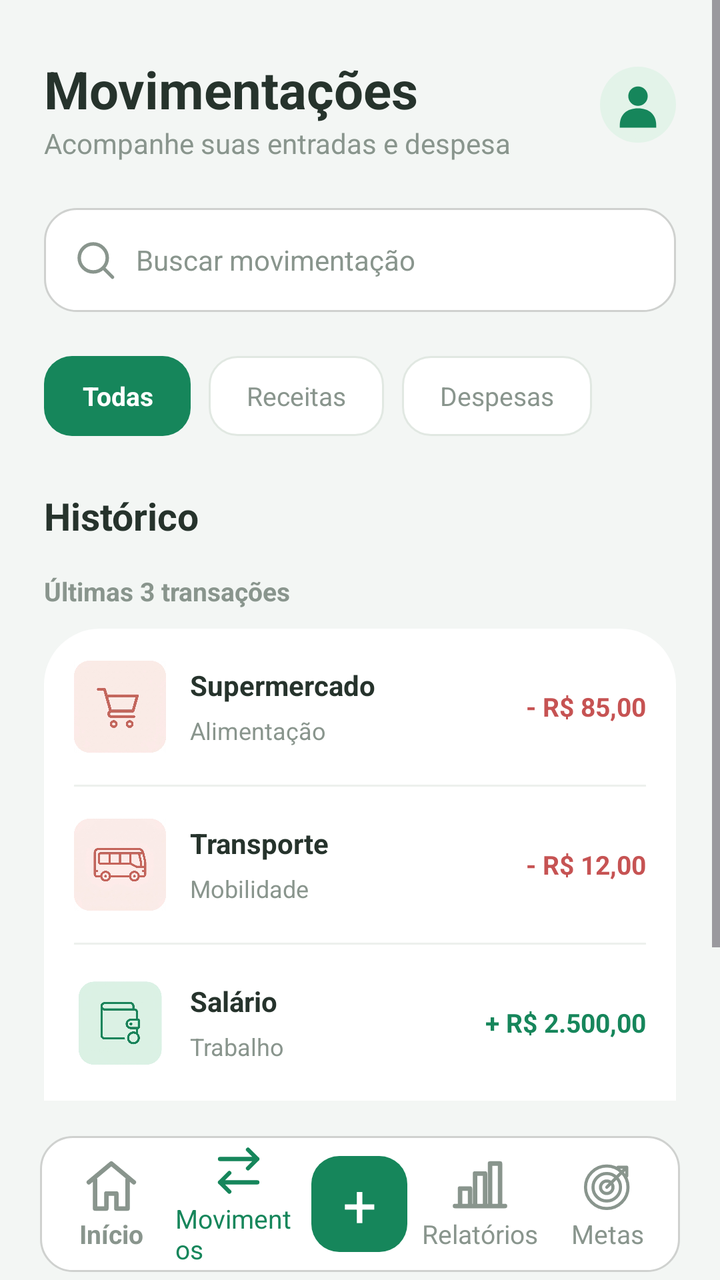
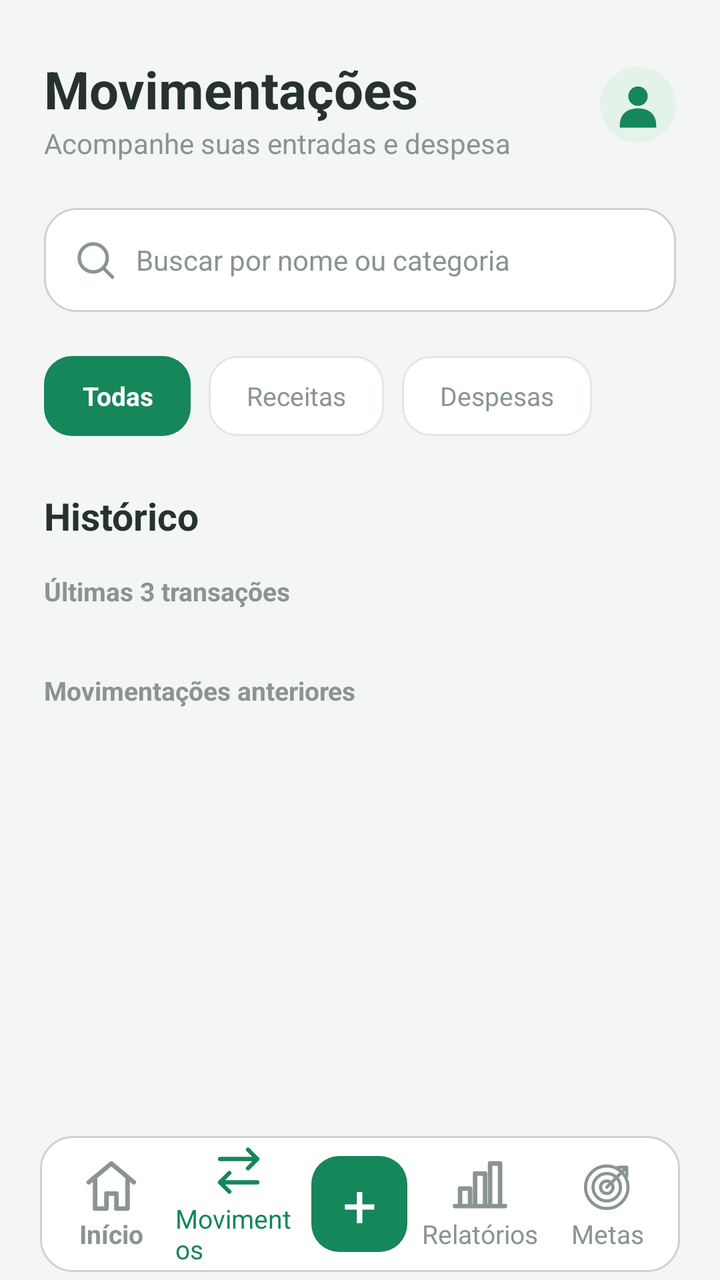

Before-and-after screenshots of an Android layout around one commit, followed by the original layout XML and the change that was made.
<!-- AndroidManifest.xml: application theme Theme.Koin -->
<!-- res/layout/activity_movimentacao.xml -->
<?xml version="1.0" encoding="utf-8"?>
<LinearLayout xmlns:android="http://schemas.android.com/apk/res/android"
    android:id="@+id/main"
    android:layout_width="match_parent"
    android:layout_height="match_parent"
    android:orientation="vertical"
    android:background="#F3F6F4"
    android:fitsSystemWindows="true">

    <ScrollView
        android:layout_width="match_parent"
        android:layout_height="0dp"
        android:layout_weight="1"
        android:fillViewport="true"
        android:clipToPadding="false">

        <LinearLayout
            android:layout_width="match_parent"
            android:layout_height="wrap_content"
            android:orientation="vertical"
            android:paddingStart="22dp"
            android:paddingEnd="22dp"
            android:paddingTop="24dp"
            android:paddingBottom="18dp">

            <LinearLayout
                android:layout_width="match_parent"
                android:layout_height="wrap_content"
                android:gravity="center_vertical"
                android:orientation="horizontal">

                <LinearLayout
                    android:layout_width="0dp"
                    android:layout_height="wrap_content"
                    android:layout_weight="1"
                    android:orientation="vertical">

                    <TextView
                        android:layout_width="wrap_content"
                        android:layout_height="wrap_content"
                        android:layout_marginTop="3dp"
                        android:text="Movimentações"
                        android:textColor="#26332C"
                        android:textSize="26sp"
                        android:textStyle="bold" />

                    <TextView
                        android:id="@+id/tvAcompanhamento"
                        android:layout_width="wrap_content"
                        android:layout_height="wrap_content"
                        android:text="Acompanhe suas entradas e despesa"
                        android:textColor="#89958D"
                        android:textSize="14sp" />

                </LinearLayout>

                <ImageButton
                    android:id="@+id/ivFotoPerfil"
                    android:layout_width="38dp"
                    android:layout_height="38dp"
                    android:layout_marginStart="5dp"
                    android:background="@drawable/icone_perfil"
                    android:contentDescription="Foto do usuário"
                    android:padding="2dp"
                    android:scaleType="centerCrop"
                    android:src="@drawable/icone_perfil" />

            </LinearLayout>

            <LinearLayout
                android:layout_width="match_parent"
                android:layout_height="52dp"
                android:layout_marginTop="23dp"
                android:background="@drawable/barra_busca"
                android:gravity="center_vertical"
                android:orientation="horizontal"
                android:paddingStart="15dp"
                android:paddingEnd="15dp">

                <ImageView
                    android:layout_width="21dp"
                    android:layout_height="21dp"
                    android:src="@drawable/icone_busca"
                    android:contentDescription="Buscar"
                    android:tint="#89958D" />

                <EditText
                    android:id="@+id/etBuscarMovimentacao"
                    android:layout_width="0dp"
                    android:layout_height="match_parent"
                    android:layout_weight="1"
                    android:layout_marginStart="10dp"
                    android:background="@android:color/transparent"
                    android:hint="Buscar movimentação"
                    android:singleLine="true"
                    android:inputType="text"
                    android:textColor="#26332C"
                    android:textColorHint="#89958D"
                    android:textSize="14sp" />

            </LinearLayout>

            <HorizontalScrollView
                android:layout_width="match_parent"
                android:layout_height="wrap_content"
                android:layout_marginTop="22dp"
                android:scrollbars="none">

                <LinearLayout
                    android:layout_width="wrap_content"
                    android:layout_height="wrap_content"
                    android:orientation="horizontal">

                    <TextView
                        android:id="@+id/filtroTodas"
                        android:layout_width="wrap_content"
                        android:layout_height="40dp"
                        android:background="@drawable/filtro_ativo"
                        android:gravity="center"
                        android:paddingStart="19dp"
                        android:paddingEnd="19dp"
                        android:text="Todas"
                        android:textColor="#FFFFFF"
                        android:textSize="13sp"
                        android:textStyle="bold" />

                    <TextView
                        android:id="@+id/filtroReceitas"
                        android:layout_width="wrap_content"
                        android:layout_height="40dp"
                        android:layout_marginStart="9dp"
                        android:background="@drawable/filtro_inativo"
                        android:gravity="center"
                        android:paddingStart="19dp"
                        android:paddingEnd="19dp"
                        android:text="Receitas"
                        android:textColor="#89958D"
                        android:textSize="13sp" />

                    <TextView
                        android:id="@+id/filtroDespesas"
                        android:layout_width="wrap_content"
                        android:layout_height="40dp"
                        android:layout_marginStart="9dp"
                        android:background="@drawable/filtro_inativo"
                        android:gravity="center"
                        android:paddingStart="19dp"
                        android:paddingEnd="19dp"
                        android:text="Despesas"
                        android:textColor="#89958D"
                        android:textSize="13sp" />

                </LinearLayout>

            </HorizontalScrollView>

            <TextView
                android:layout_width="wrap_content"
                android:layout_height="wrap_content"
                android:layout_marginTop="27dp"
                android:text="Histórico"
                android:textColor="#26332C"
                android:textSize="19sp"
                android:textStyle="bold" />

            <TextView
                android:layout_width="wrap_content"
                android:layout_height="wrap_content"
                android:layout_marginTop="16dp"
                android:layout_marginBottom="10dp"
                android:text="Últimas 3 transações"
                android:textColor="#89958D"
                android:textSize="13sp"
                android:textStyle="bold" />


            <LinearLayout
                android:id="@+id/containerMovimentacoes"
                android:layout_width="match_parent"
                android:layout_height="wrap_content"
                android:background="@drawable/card_koin"
                android:orientation="vertical"
                android:paddingStart="15dp"
                android:paddingEnd="15dp">


                <LinearLayout
                    android:layout_width="match_parent"
                    android:layout_height="78dp"
                    android:gravity="center_vertical"
                    android:orientation="horizontal">

                    <ImageView
                        android:layout_width="46dp"
                        android:layout_height="46dp"
                        android:src="@drawable/mercado_gasto"
                        android:contentDescription="Mercado"
                        android:scaleType="fitCenter" />

                    <LinearLayout
                        android:layout_width="0dp"
                        android:layout_height="wrap_content"
                        android:layout_weight="1"
                        android:layout_marginStart="12dp"
                        android:orientation="vertical">

                        <TextView
                            android:layout_width="wrap_content"
                            android:layout_height="wrap_content"
                            android:text="Supermercado"
                            android:textColor="#26332C"
                            android:textSize="14sp"
                            android:textStyle="bold" />

                        <TextView
                            android:layout_width="wrap_content"
                            android:layout_height="wrap_content"
                            android:layout_marginTop="5dp"
                            android:text="Alimentação"
                            android:textColor="#89958D"
                            android:textSize="12sp" />

                    </LinearLayout>

                    <TextView
                        android:layout_width="wrap_content"
                        android:layout_height="wrap_content"
                        android:text="- R$ 85,00"
                        android:textColor="#C65353"
                        android:textSize="13sp"
                        android:textStyle="bold" />

                </LinearLayout>

                <View
                    android:layout_width="match_parent"
                    android:layout_height="1dp"
                    android:background="#EDF0ED" />

                <LinearLayout
                    android:layout_width="match_parent"
                    android:layout_height="78dp"
                    android:gravity="center_vertical"
                    android:orientation="horizontal">

                    <ImageView
                        android:layout_width="46dp"
                        android:layout_height="46dp"
                        android:src="@drawable/transporte_gasto"
                        android:contentDescription="Transporte"
                        android:scaleType="fitCenter" />

                    <LinearLayout
                        android:layout_width="0dp"
                        android:layout_height="wrap_content"
                        android:layout_weight="1"
                        android:layout_marginStart="12dp"
                        android:orientation="vertical">

                        <TextView
                            android:layout_width="wrap_content"
                            android:layout_height="wrap_content"
                            android:text="Transporte"
                            android:textColor="#26332C"
                            android:textSize="14sp"
                            android:textStyle="bold" />

                        <TextView
                            android:layout_width="wrap_content"
                            android:layout_height="wrap_content"
                            android:layout_marginTop="5dp"
                            android:text="Mobilidade"
                            android:textColor="#89958D"
                            android:textSize="12sp" />

                    </LinearLayout>

                    <TextView
                        android:layout_width="wrap_content"
                        android:layout_height="wrap_content"
                        android:text="- R$ 12,00"
                        android:textColor="#C65353"
                        android:textSize="13sp"
                        android:textStyle="bold" />

                </LinearLayout>

                <View
                    android:layout_width="match_parent"
                    android:layout_height="1dp"
                    android:background="#EDF0ED" />

                <LinearLayout
                    android:layout_width="match_parent"
                    android:layout_height="78dp"
                    android:gravity="center_vertical"
                    android:orientation="horizontal">

                    <ImageView
                        android:layout_width="46dp"
                        android:layout_height="46dp"
                        android:src="@drawable/carteira"
                        android:contentDescription="Salário"
                        android:scaleType="fitCenter" />

                    <LinearLayout
                        android:layout_width="0dp"
                        android:layout_height="wrap_content"
                        android:layout_weight="1"
                        android:layout_marginStart="12dp"
                        android:orientation="vertical">

                        <TextView
                            android:layout_width="wrap_content"
                            android:layout_height="wrap_content"
                            android:text="Salário"
                            android:textColor="#26332C"
                            android:textSize="14sp"
                            android:textStyle="bold" />

                        <TextView
                            android:layout_width="wrap_content"
                            android:layout_height="wrap_content"
                            android:layout_marginTop="5dp"
                            android:text="Trabalho"
                            android:textColor="#89958D"
                            android:textSize="12sp" />

                    </LinearLayout>

                    <TextView
                        android:layout_width="wrap_content"
                        android:layout_height="wrap_content"
                        android:text="+ R$ 2.500,00"
                        android:textColor="#16865B"
                        android:textSize="13sp"
                        android:textStyle="bold" />

                </LinearLayout>

            </LinearLayout>

            <TextView
                android:layout_width="wrap_content"
                android:layout_height="wrap_content"
                android:layout_marginTop="22dp"
                android:layout_marginBottom="10dp"
                android:text="Movimentações anteriores"
                android:textColor="#89958D"
                android:textSize="13sp"
                android:textStyle="bold" />

            <TextView
                android:layout_width="match_parent"
                android:layout_height="wrap_content"
                android:padding="18dp"
                android:background="@drawable/card_koin"
                android:gravity="center"
                android:text="Seu histórico completo aparecerá aqui."
                android:textColor="#89958D"
                android:textSize="13sp" />

        </LinearLayout>

    </ScrollView>

    <LinearLayout
        android:id="@+id/layoutNavegacao"
        android:layout_width="match_parent"
        android:layout_height="68dp"
        android:layout_marginStart="20dp"
        android:layout_marginEnd="20dp"
        android:layout_marginTop="4dp"
        android:layout_marginBottom="4dp"
        android:background="@drawable/barra_busca"
        android:gravity="center"
        android:orientation="horizontal"
        android:paddingStart="4dp"
        android:paddingEnd="4dp">

        <LinearLayout
            android:id="@+id/navInicio"
            android:layout_width="0dp"
            android:layout_height="match_parent"
            android:layout_weight="1"
            android:gravity="center"
            android:orientation="vertical">

            <ImageView
                android:id="@+id/metas"
                android:layout_width="30dp"
                android:layout_height="30dp"
                android:contentDescription="Metas"
                android:scaleType="fitCenter"
                android:src="@drawable/icone_inicio_desativo" />

            <TextView
                android:layout_width="wrap_content"
                android:layout_height="wrap_content"
                android:text="Início"
                android:textColor="#89958D"
                android:textSize="13sp"
                android:textStyle="bold" />

        </LinearLayout>

        <LinearLayout
            android:id="@+id/navMovimentacoes"
            android:layout_width="0dp"
            android:layout_height="match_parent"
            android:layout_weight="1"
            android:gravity="center"
            android:orientation="vertical">

            <ImageView
                android:id="@+id/metas"
                android:layout_width="28dp"
                android:layout_height="30dp"
                android:contentDescription="Metas"
                android:scaleType="fitCenter"
                android:src="@drawable/icone_movimentacao_ativo" />

            <TextView
                android:layout_width="wrap_content"
                android:layout_height="wrap_content"
                android:text="Movimentos"
                android:textColor="#16865B"
                android:textSize="13sp" />

        </LinearLayout>

        <FrameLayout
            android:layout_width="0dp"
            android:layout_height="match_parent"
            android:layout_weight="0.9">

            <TextView
                android:id="@+id/btnAdicionarMovimento"
                android:layout_width="48dp"
                android:layout_height="48dp"
                android:layout_gravity="center"
                android:background="@drawable/botao_koin"
                android:gravity="center"
                android:text="+"
                android:textColor="#FFFFFF"
                android:textSize="30sp" />

        </FrameLayout>

        <LinearLayout
            android:id="@+id/navRelatorios"
            android:layout_width="0dp"
            android:layout_height="match_parent"
            android:layout_weight="1"
            android:gravity="center"
            android:orientation="vertical">

            <ImageView
                android:id="@+id/metas"
                android:layout_width="30dp"
                android:layout_height="30dp"
                android:contentDescription="Metas"
                android:scaleType="fitCenter"
                android:src="@drawable/icone_relatorios" />

            <TextView
                android:layout_width="wrap_content"
                android:layout_height="wrap_content"
                android:text="Relatórios"
                android:textColor="#89958D"
                android:textSize="13sp" />

        </LinearLayout>

        <LinearLayout
            android:id="@+id/navMetas"
            android:layout_width="0dp"
            android:layout_height="match_parent"
            android:layout_weight="1"
            android:gravity="center"
            android:orientation="vertical">

            <ImageView
                android:id="@+id/metas"
                android:layout_width="30dp"
                android:layout_height="30dp"
                android:contentDescription="Metas"
                android:scaleType="fitCenter"
                android:src="@drawable/icone_metas" />

            <TextView
                android:layout_width="wrap_content"
                android:layout_height="wrap_content"
                android:text="Metas"
                android:textColor="#89958D"
                android:textSize="13sp" />

        </LinearLayout>

    </LinearLayout>

</LinearLayout>
<!-- resources referenced by this layout -->
<resources>
  <!-- drawable barra_busca (drawable) -->
  <?xml version="1.0" encoding="utf-8"?>
  <shape xmlns:android="http://schemas.android.com/apk/res/android"
      android:shape="rectangle">
  
      <solid android:color="#FFFFFF" />
      <corners android:radius="16dp" />
  
      <stroke
          android:width="1dp"
          android:color="#CFD1CF" />
  
  </shape>
  <!-- drawable botao_koin (drawable) -->
  <?xml version="1.0" encoding="utf-8"?>
  <shape xmlns:android="http://schemas.android.com/apk/res/android">
      <solid android:color="#16865B" />
      <corners android:radius="14dp" />
  </shape>
  <!-- drawable card_koin (drawable) -->
  <?xml version="1.0" encoding="utf-8"?>
  <shape xmlns:android="http://schemas.android.com/apk/res/android">
      <solid android:color="#FFFFFF" />
      <corners
          android:topLeftRadius="28dp"
          android:topRightRadius="28dp" />
  </shape>
  <!-- drawable carteira: png bitmap (drawable, 31289 bytes) -->
  <!-- drawable filtro_ativo (drawable) -->
  <?xml version="1.0" encoding="utf-8"?>
  <shape xmlns:android="http://schemas.android.com/apk/res/android"
      android:shape="rectangle">
  
      <solid android:color="#16865B" />
      <corners android:radius="14dp" />
  
  </shape>
  <!-- drawable filtro_inativo (drawable) -->
  <?xml version="1.0" encoding="utf-8"?>
  <shape xmlns:android="http://schemas.android.com/apk/res/android"
      android:shape="rectangle">
  
      <solid android:color="#FFFFFF" />
      <corners android:radius="14dp" />
  
      <stroke
          android:width="1dp"
          android:color="#E1E8E2" />
  
  </shape>
  <!-- drawable icone_inicio_desativo (drawable) -->
  <vector xmlns:android="http://schemas.android.com/apk/res/android"
      android:width="24dp"
      android:height="24dp"
      android:viewportWidth="24"
      android:viewportHeight="24">
      <path
          android:fillColor="@android:color/transparent"
          android:strokeColor="#89958D"
          android:strokeWidth="1.8"
          android:strokeLineCap="round"
          android:strokeLineJoin="round"
          android:pathData="M3,10.5 L12,3 L21,10.5 M5.5,9.5 V21 H10 V15 H14 V21 H18.5 V9.5"/>
  </vector>
  <!-- drawable icone_movimentacao_ativo (drawable) -->
  <vector xmlns:android="http://schemas.android.com/apk/res/android"
      android:width="24dp"
      android:height="24dp"
      android:viewportWidth="24"
      android:viewportHeight="24">
      <path
          android:fillColor="@android:color/transparent"
          android:strokeColor="#16865B"
          android:strokeWidth="1.8"
          android:strokeLineCap="round"
          android:strokeLineJoin="round"
          android:pathData="M4,7 H20 M16,3 L20,7 L16,11 M20,17 H4 M8,13 L4,17 L8,21"/>
  </vector>
  <!-- drawable icone_relatorios (drawable) -->
  <vector xmlns:android="http://schemas.android.com/apk/res/android"
      android:width="24dp"
      android:height="24dp"
      android:viewportWidth="24"
      android:viewportHeight="24">
      <path
          android:fillColor="@android:color/transparent"
          android:strokeColor="#89958D"
          android:strokeWidth="1.8"
          android:strokeLineCap="round"
          android:strokeLineJoin="round"
          android:pathData="M4,20 V13 H8 V20 M10,20 V7 H14 V20 M16,20 V3 H20 V20 M2,20 H22"/>
  </vector>
  <!-- drawable mercado_gasto: png bitmap (drawable, 164184 bytes) -->
  <!-- drawable transporte_gasto: png bitmap (drawable, 205073 bytes) -->
  <style name="Theme.Koin" parent="Base.Theme.Koin" />
  <style name="Base.Theme.Koin" parent="Theme.Material3.DayNight.NoActionBar">
          
          
      </style>
  <!-- unchanged entries left out for length: 3 -->
</resources>

<!-- the commit's change to res/layout/activity_movimentacao.xml (unified diff, before → after) -->
@@ -91,7 +91,7 @@
                     android:layout_weight="1"
                     android:layout_marginStart="10dp"
                     android:background="@android:color/transparent"
-                    android:hint="Buscar movimentação"
+                    android:hint="Buscar por nome ou categoria"
                     android:singleLine="true"
                     android:inputType="text"
                     android:textColor="#26332C"
@@ -183,161 +183,6 @@
                 android:paddingStart="15dp"
                 android:paddingEnd="15dp">
 
-
-                <LinearLayout
-                    android:layout_width="match_parent"
-                    android:layout_height="78dp"
-                    android:gravity="center_vertical"
-                    android:orientation="horizontal">
-
-                    <ImageView
-                        android:layout_width="46dp"
-                        android:layout_height="46dp"
-                        android:src="@drawable/mercado_gasto"
-                        android:contentDescription="Mercado"
-                        android:scaleType="fitCenter" />
-
-                    <LinearLayout
-                        android:layout_width="0dp"
-                        android:layout_height="wrap_content"
-                        android:layout_weight="1"
-                        android:layout_marginStart="12dp"
-                        android:orientation="vertical">
-
-                        <TextView
-                            android:layout_width="wrap_content"
-                            android:layout_height="wrap_content"
-                            android:text="Supermercado"
-                            android:textColor="#26332C"
-                            android:textSize="14sp"
-                            android:textStyle="bold" />
-
-                        <TextView
-                            android:layout_width="wrap_content"
-                            android:layout_height="wrap_content"
-                            android:layout_marginTop="5dp"
-                            android:text="Alimentação"
-                            android:textColor="#89958D"
-                            android:textSize="12sp" />
-
-                    </LinearLayout>
-
-                    <TextView
-                        android:layout_width="wrap_content"
-                        android:layout_height="wrap_content"
-                        android:text="- R$ 85,00"
-                        android:textColor="#C65353"
-                        android:textSize="13sp"
-                        android:textStyle="bold" />
-
-                </LinearLayout>
-
-                <View
-                    android:layout_width="match_parent"
-                    android:layout_height="1dp"
-                    android:background="#EDF0ED" />
-
-                <LinearLayout
-                    android:layout_width="match_parent"
-                    android:layout_height="78dp"
-                    android:gravity="center_vertical"
-                    android:orientation="horizontal">
-
-                    <ImageView
-                        android:layout_width="46dp"
-                        android:layout_height="46dp"
-                        android:src="@drawable/transporte_gasto"
-                        android:contentDescription="Transporte"
-                        android:scaleType="fitCenter" />
-
-                    <LinearLayout
-                        android:layout_width="0dp"
-                        android:layout_height="wrap_content"
-                        android:layout_weight="1"
-                        android:layout_marginStart="12dp"
-                        android:orientation="vertical">
-
-                        <TextView
-                            android:layout_width="wrap_content"
-                            android:layout_height="wrap_content"
-                            android:text="Transporte"
-                            android:textColor="#26332C"
-                            android:textSize="14sp"
-                            android:textStyle="bold" />
-
-                        <TextView
-                            android:layout_width="wrap_content"
-                            android:layout_height="wrap_content"
-                            android:layout_marginTop="5dp"
-                            android:text="Mobilidade"
-                            android:textColor="#89958D"
-                            android:textSize="12sp" />
-
-                    </LinearLayout>
-
-                    <TextView
-                        android:layout_width="wrap_content"
-                        android:layout_height="wrap_content"
-                        android:text="- R$ 12,00"
-                        android:textColor="#C65353"
-                        android:textSize="13sp"
-                        android:textStyle="bold" />
-
-                </LinearLayout>
-
-                <View
-                    android:layout_width="match_parent"
-                    android:layout_height="1dp"
-                    android:background="#EDF0ED" />
-
-                <LinearLayout
-                    android:layout_width="match_parent"
-                    android:layout_height="78dp"
-                    android:gravity="center_vertical"
-                    android:orientation="horizontal">
-
-                    <ImageView
-                        android:layout_width="46dp"
-                        android:layout_height="46dp"
-                        android:src="@drawable/carteira"
-                        android:contentDescription="Salário"
-                        android:scaleType="fitCenter" />
-
-                    <LinearLayout
-                        android:layout_width="0dp"
-                        android:layout_height="wrap_content"
-                        android:layout_weight="1"
-                        android:layout_marginStart="12dp"
-                        android:orientation="vertical">
-
-                        <TextView
-                            android:layout_width="wrap_content"
-                            android:layout_height="wrap_content"
-                            android:text="Salário"
-                            android:textColor="#26332C"
-                            android:textSize="14sp"
-                            android:textStyle="bold" />
-
-                        <TextView
-                            android:layout_width="wrap_content"
-                            android:layout_height="wrap_content"
-                            android:layout_marginTop="5dp"
-                            android:text="Trabalho"
-                            android:textColor="#89958D"
-                            android:textSize="12sp" />
-
-                    </LinearLayout>
-
-                    <TextView
-                        android:layout_width="wrap_content"
-                        android:layout_height="wrap_content"
-                        android:text="+ R$ 2.500,00"
-                        android:textColor="#16865B"
-                        android:textSize="13sp"
-                        android:textStyle="bold" />
-
-                </LinearLayout>
-
             </LinearLayout>
 
             <TextView
@@ -350,15 +195,14 @@
                 android:textSize="13sp"
                 android:textStyle="bold" />
 
-            <TextView
-                android:layout_width="match_parent"
-                android:layout_height="wrap_content"
-                android:padding="18dp"
+            <LinearLayout
+                android:id="@+id/containerTodas"
+                android:layout_width="match_parent"
+                android:layout_height="wrap_content"
                 android:background="@drawable/card_koin"
-                android:gravity="center"
-                android:text="Seu histórico completo aparecerá aqui."
-                android:textColor="#89958D"
-                android:textSize="13sp" />
+                android:orientation="vertical"
+                android:paddingStart="15dp"
+                android:paddingEnd="15dp" />
 
         </LinearLayout>
 
<!-- resource entries referenced after the edit -->
@@ -27,7 +27,6 @@
           android:topLeftRadius="28dp"
           android:topRightRadius="28dp" />
   </shape>
-  <!-- drawable carteira: png bitmap (drawable, 31289 bytes) -->
   <!-- drawable filtro_ativo (drawable) -->
   <?xml version="1.0" encoding="utf-8"?>
   <shape xmlns:android="http://schemas.android.com/apk/res/android"
@@ -92,8 +91,6 @@
           android:strokeLineJoin="round"
           android:pathData="M4,20 V13 H8 V20 M10,20 V7 H14 V20 M16,20 V3 H20 V20 M2,20 H22"/>
   </vector>
-  <!-- drawable mercado_gasto: png bitmap (drawable, 164184 bytes) -->
-  <!-- drawable transporte_gasto: png bitmap (drawable, 205073 bytes) -->
   <style name="Theme.Koin" parent="Base.Theme.Koin" />
   <style name="Base.Theme.Koin" parent="Theme.Material3.DayNight.NoActionBar">
           
